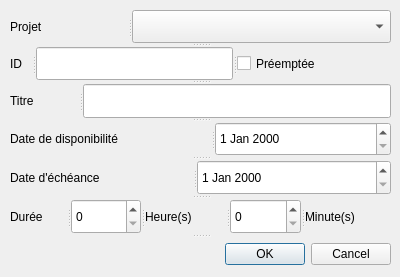
Above: Application/InterfaceGraphique/ajoutTacheWindow.ui from Erzrael/LO21 before the change. Below: the same form after it.
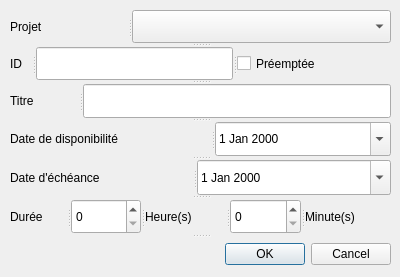
That is the form after the change.

Commit message: Ajout de tout ce qu'il restait

```diff
--- a/Application/InterfaceGraphique/ajoutTacheWindow.ui
+++ b/Application/InterfaceGraphique/ajoutTacheWindow.ui
@@ -72,7 +72,11 @@
       <string>Date de disponibilité</string>
      </property>
     </widget>
-    <widget class="QDateEdit" name="Dispo_Edit"/>
+    <widget class="QDateEdit" name="Dispo_Edit">
+     <property name="calendarPopup">
+      <bool>true</bool>
+     </property>
+    </widget>
    </widget>
    <widget class="QSplitter" name="splitter_3">
     <property name="orientation">
@@ -83,7 +87,11 @@
       <string>Date d'échéance</string>
      </property>
     </widget>
-    <widget class="QDateEdit" name="Echeance_Edit"/>
+    <widget class="QDateEdit" name="Echeance_Edit">
+     <property name="calendarPopup">
+      <bool>true</bool>
+     </property>
+    </widget>
    </widget>
    <widget class="QSplitter" name="splitter_4">
     <property name="orientation">
```
The commit also changes 20 other files.
